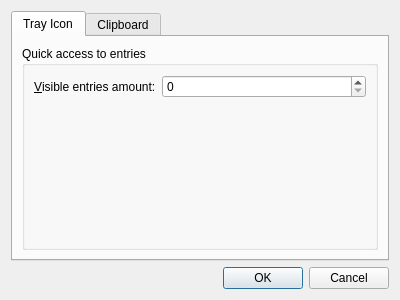
This is dialogs/PreferencesDialog.ui in veaceslav/qpass-qt5 as Qt 5 draws it before an edit. The edited form follows.
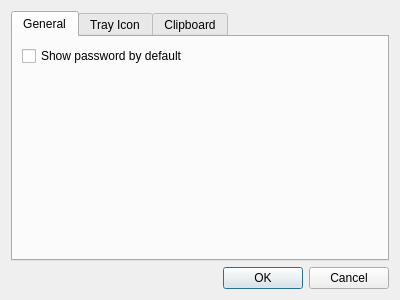
This is the edited form.

Commit message: Added option to show password by default

Diff of the .ui file:
```diff
--- a/dialogs/PreferencesDialog.ui
+++ b/dialogs/PreferencesDialog.ui
@@ -19,6 +19,33 @@
      <property name="currentIndex">
       <number>0</number>
      </property>
+     <widget class="QWidget" name="tab_2">
+      <attribute name="title">
+       <string>General</string>
+      </attribute>
+      <layout class="QVBoxLayout" name="verticalLayout_5">
+       <item>
+        <widget class="QCheckBox" name="showPasswordBox">
+         <property name="text">
+          <string>Show password by default</string>
+         </property>
+        </widget>
+       </item>
+       <item>
+        <spacer name="verticalSpacer">
+         <property name="orientation">
+          <enum>Qt::Vertical</enum>
+         </property>
+         <property name="sizeHint" stdset="0">
+          <size>
+           <width>20</width>
+           <height>40</height>
+          </size>
+         </property>
+        </spacer>
+       </item>
+      </layout>
+     </widget>
      <widget class="QWidget" name="trayIconTab">
       <attribute name="title">
        <string>Tray Icon</string>
```
The commit also changes 4 other files.
